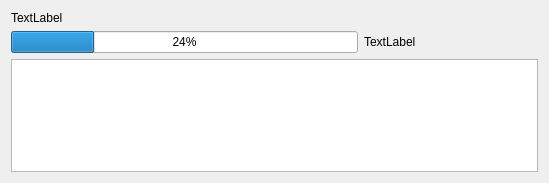
Old version of the form HDF5_BLS_GUI/ProgressBar/UI/progress_bar.ui in the repository bio-brillouin/HDF5_BLS.
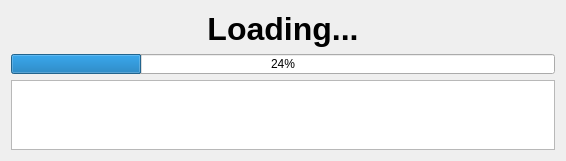
New version of the form.

Patch:
```diff
--- a/HDF5_BLS_GUI/ProgressBar/UI/progress_bar.ui
+++ b/HDF5_BLS_GUI/ProgressBar/UI/progress_bar.ui
@@ -6,35 +6,43 @@
    <rect>
     <x>0</x>
     <y>0</y>
-    <width>549</width>
-    <height>183</height>
+    <width>566</width>
+    <height>155</height>
    </rect>
   </property>
   <property name="windowTitle">
    <string>Progress</string>
   </property>
   <layout class="QGridLayout" name="gridLayout">
-   <item row="1" column="2">
-    <widget class="QLabel" name="l_evolution">
-     <property name="text">
-      <string>TextLabel</string>
-     </property>
-    </widget>
-   </item>
    <item row="2" column="0" colspan="3">
     <widget class="QTextBrowser" name="tB_Log"/>
    </item>
-   <item row="1" column="0" colspan="2">
+   <item row="0" column="0" colspan="3">
+    <widget class="QLabel" name="l_curProcess">
+     <property name="font">
+      <font>
+       <family>Arial</family>
+       <pointsize>24</pointsize>
+      </font>
+     </property>
+     <property name="text">
+      <string>&lt;html&gt;&lt;head/&gt;&lt;body&gt;&lt;p align=&quot;center&quot;&gt;&lt;span style=&quot; font-weight:700;&quot;&gt;Loading...&lt;/span&gt;&lt;/p&gt;&lt;/body&gt;&lt;/html&gt;</string>
+     </property>
+    </widget>
+   </item>
+   <item row="1" column="0" colspan="3">
     <widget class="QProgressBar" name="progressBar">
+     <property name="minimumSize">
+      <size>
+       <width>250</width>
+       <height>20</height>
+      </size>
+     </property>
      <property name="value">
       <number>24</number>
      </property>
-    </widget>
-   </item>
-   <item row="0" column="0" colspan="3">
-    <widget class="QLabel" name="l_curProcess">
-     <property name="text">
-      <string>TextLabel</string>
+     <property name="textVisible">
+      <bool>true</bool>
      </property>
     </widget>
    </item>
```
